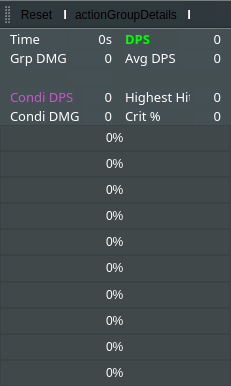
Old version of the form mainwindow.ui in the repository Tyrox92/Gw2SPECS.
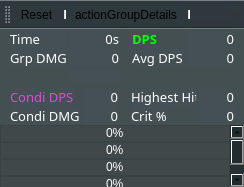
New version of the form. Icons and pictures are not drawn.

```diff
--- a/mainwindow.ui
+++ b/mainwindow.ui
@@ -9,8 +9,8 @@
    <rect>
     <x>0</x>
     <y>0</y>
-    <width>231</width>
-    <height>386</height>
+    <width>244</width>
+    <height>187</height>
    </rect>
   </property>
   <property name="sizePolicy">
@@ -131,6 +131,15 @@
   <property name="styleSheet">
    <string notr="true"/>
   </property>
+  <property name="inputMethodHints">
+   <set>Qt::ImhNone</set>
+  </property>
+  <property name="iconSize">
+   <size>
+    <width>24</width>
+    <height>24</height>
+   </size>
+  </property>
   <property name="toolButtonStyle">
    <enum>Qt::ToolButtonIconOnly</enum>
   </property>
@@ -1141,8 +1150,8 @@
            <rect>
             <x>0</x>
             <y>0</y>
-            <width>231</width>
-            <height>270</height>
+            <width>227</width>
+            <height>170</height>
            </rect>
           </property>
           <property name="sizePolicy">
@@ -1603,7 +1612,7 @@
   </widget>
   <widget class="QToolBar" name="toolBar">
    <property name="sizePolicy">
-    <sizepolicy hsizetype="Expanding" vsizetype="Expanding">
+    <sizepolicy hsizetype="Preferred" vsizetype="Fixed">
      <horstretch>0</horstretch>
      <verstretch>0</verstretch>
     </sizepolicy>
@@ -1628,7 +1637,7 @@
     <enum>TopToolBarArea</enum>
    </attribute>
    <attribute name="toolBarBreak">
-    <bool>false</bool>
+    <bool>true</bool>
    </attribute>
    <addaction name="actionReset"/>
    <addaction name="separator"/>
```
Left out of the diff: 5 changed lines with no effect on the pictures.
